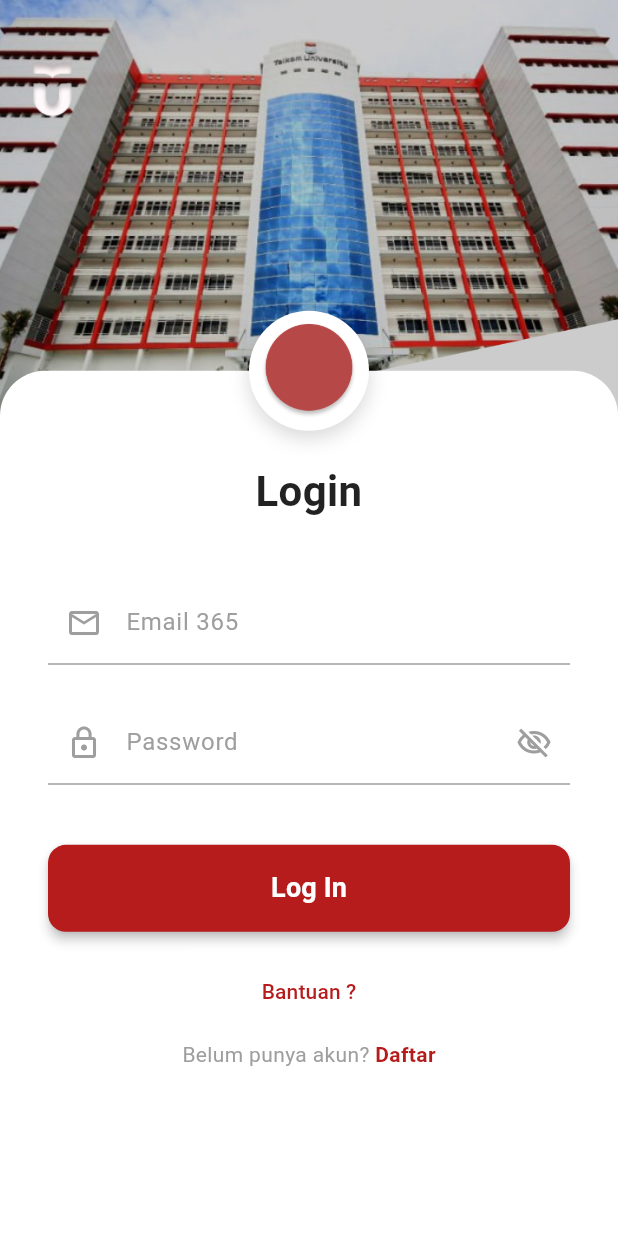
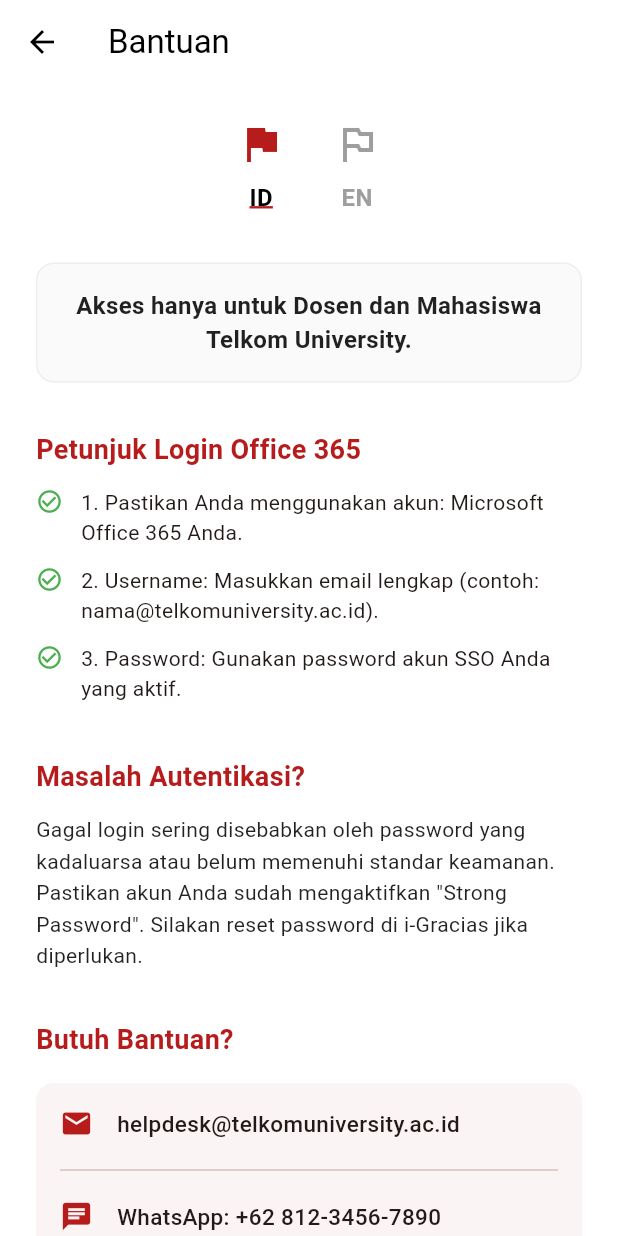
Before and after one commit to wlrmynt/celoe_lms, a Flutter app: the screen it shows after launch, after a tap on "Bantuan ?", on a phone screen of 412 x 824 dp. Run offline on Flutter 3.47's test engine with Material 3 defaults, Android fonts, the phone set to English and light mode, and no system bars.

Commit message:
Implement Help Screen

```diff
--- /dev/null
+++ b/lib/screens/help_screen.dart
@@ -0,0 +1,184 @@
+import 'package:flutter/material.dart';
+
+class HelpScreen extends StatefulWidget {
+  const HelpScreen({super.key});
+
+  @override
+  State<HelpScreen> createState() => _HelpScreenState();
+}
+
+class _HelpScreenState extends State<HelpScreen> {
+  // Simulating language selection state
+  bool isId = true;
+
+  @override
+  Widget build(BuildContext context) {
+    return Scaffold(
+      backgroundColor: Colors.white,
+      appBar: AppBar(
+        title: const Text('Bantuan', style: TextStyle(color: Colors.black)),
+        backgroundColor: Colors.white,
+        elevation: 0,
+        leading: IconButton(
+          icon: const Icon(Icons.arrow_back, color: Colors.black),
+          onPressed: () => Navigator.of(context).pop(),
+        ),
+      ),
+      body: SingleChildScrollView(
+        padding: const EdgeInsets.all(24.0),
+        child: Column(
+          crossAxisAlignment: CrossAxisAlignment.start,
+          children: [
+            // 2. Pengaturan Bahasa (Language Switcher)
+            Row(
+              mainAxisAlignment: MainAxisAlignment.center,
+              children: [
+                _buildLanguageOption(
+                    'ID', true, Icons.flag), // Using flag icon as placeholder
+                const SizedBox(width: 32),
+                _buildLanguageOption(
+                    'EN', false, Icons.outlined_flag), // Different icon for visual distinction
+              ],
+            ),
+            const SizedBox(height: 32),
+
+            // 3. Judul dan Pernyataan Akses
+            Container(
+              padding: const EdgeInsets.all(16),
+              decoration: BoxDecoration(
+                color: Colors.grey[50],
+                borderRadius: BorderRadius.circular(12),
+                border: Border.all(color: Colors.grey.shade200),
+              ),
+              child: const Text(
+                'Akses hanya untuk Dosen dan Mahasiswa Telkom University.',
+                style: TextStyle(
+                  fontSize: 16,
+                  fontWeight: FontWeight.bold,
+                  color: Colors.black87,
+                ),
+                textAlign: TextAlign.center,
+              ),
+            ),
+            const SizedBox(height: 32),
+
+            // 4. Instruksi Login Office 365
+            _buildSectionTitle('Petunjuk Login Office 365'),
+            const SizedBox(height: 12),
+            _buildInstructionText(
+                '1. Pastikan Anda menggunakan akun: Microsoft Office 365 Anda.'),
+            _buildInstructionText(
+                '2. Username: Masukkan email lengkap (contoh: nama@telkomuniversity.ac.id).'),
+            _buildInstructionText(
+                '3. Password: Gunakan password akun SSO Anda yang aktif.'),
+            const SizedBox(height: 24),
+
+            // 5. Penjelasan Penyebab Gagal Autentikasi
+            _buildSectionTitle('Masalah Autentikasi?'),
+            const SizedBox(height: 12),
+            const Text(
+              'Gagal login sering disebabkan oleh password yang kadaluarsa atau belum memenuhi standar keamanan. Pastikan akun Anda sudah mengaktifkan "Strong Password". Silakan reset password di i-Gracias jika diperlukan.',
+              style: TextStyle(height: 1.5, color: Colors.black87),
+            ),
+            const SizedBox(height: 32),
+
+            // 6. Informasi Kontak Helpdesk
+            _buildSectionTitle('Butuh Bantuan?'),
+            const SizedBox(height: 16),
+            Container(
+              padding: const EdgeInsets.all(16),
+              decoration: BoxDecoration(
+                color: const Color(0xFFB71C1C).withValues(alpha: 0.05),
+                borderRadius: BorderRadius.circular(12),
+              ),
+              child: Column(
+                children: [
+                  _buildContactItem(Icons.email, 'helpdesk@telkomuniversity.ac.id'),
+                  const SizedBox(height: 12),
+                  const Divider(),
+                  const SizedBox(height: 12),
+                  _buildContactItem(Icons.chat, 'WhatsApp: +62 812-3456-7890'),
+                ],
+              ),
+            ),
+             const SizedBox(height: 40),
+          ],
+        ),
+      ),
+    );
+  }
+
+  Widget _buildLanguageOption(String code, bool isSelected, IconData icon) {
+    return GestureDetector(
+      onTap: () {
+        setState(() {
+          isId = code == 'ID';
+        });
+      },
+      child: Column(
+        children: [
+          Icon(
+            icon,
+            color: isSelected ? const Color(0xFFB71C1C) : Colors.grey,
+            size: 32
+          ),
+          const SizedBox(height: 8),
+          Text(
+            code,
+            style: TextStyle(
+              fontWeight: FontWeight.bold,
+              color: isSelected ? Colors.black : Colors.grey,
+              decoration: isSelected ? TextDecoration.underline : TextDecoration.none,
+              decorationColor: const Color(0xFFB71C1C),
+              decorationThickness: 2,
+              fontSize: 16,
+            ),
+          ),
+        ],
+      ),
+    );
+  }
+
+  Widget _buildSectionTitle(String title) {
+    return Text(
+      title,
+      style: const TextStyle(
+        fontSize: 18,
+        fontWeight: FontWeight.bold,
+        color: Color(0xFFB71C1C),
+      ),
+    );
+  }
+
+  Widget _buildInstructionText(String text) {
+    return Padding(
+      padding: const EdgeInsets.only(bottom: 12.0),
+      child: Row(
+        crossAxisAlignment: CrossAxisAlignment.start,
+        children: [
+          const Icon(Icons.check_circle_outline, size: 18, color: Colors.green),
+          const SizedBox(width: 12),
+          Expanded(
+            child: Text(
+              text,
+              style: const TextStyle(fontSize: 14, height: 1.4),
+            ),
+          ),
+        ],
+      ),
+    );
+  }
+
+  Widget _buildContactItem(IconData icon, String text) {
+    return Row(
+      children: [
+        Icon(icon, color: const Color(0xFFB71C1C), size: 22),
+        const SizedBox(width: 16),
+        Text(
+          text,
+          style: const TextStyle(fontSize: 15, fontWeight: FontWeight.w500),
+        ),
+      ],
+    );
+  }
+}
--- a/lib/screens/login_screen.dart
+++ b/lib/screens/login_screen.dart
@@ -1,6 +1,7 @@
 import 'package:flutter/material.dart';
 import 'package:celoe_lms/screens/dashboard_screen.dart';
 import 'package:celoe_lms/screens/register_screen.dart';
+import 'package:celoe_lms/screens/help_screen.dart';
 
 class LoginScreen extends StatefulWidget {
   const LoginScreen({super.key});
@@ -186,7 +187,12 @@
                       // 6. Tautan Bantuan
                       Center(
                         child: TextButton(
-                          onPressed: () {}, // Action for help
+                          onPressed: () {
+                            Navigator.of(context).push(
+                              MaterialPageRoute(
+                                  builder: (context) => const HelpScreen()),
+                            );
+                          },
                           child: const Text(
                             'Bantuan ?',
                             style: TextStyle(
```
